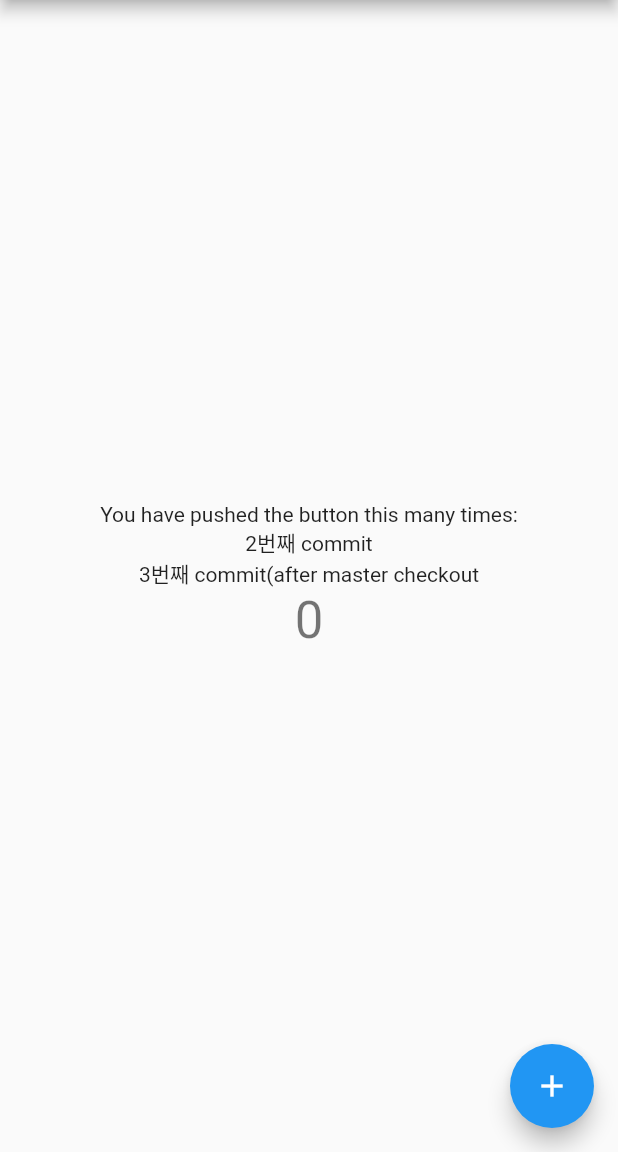
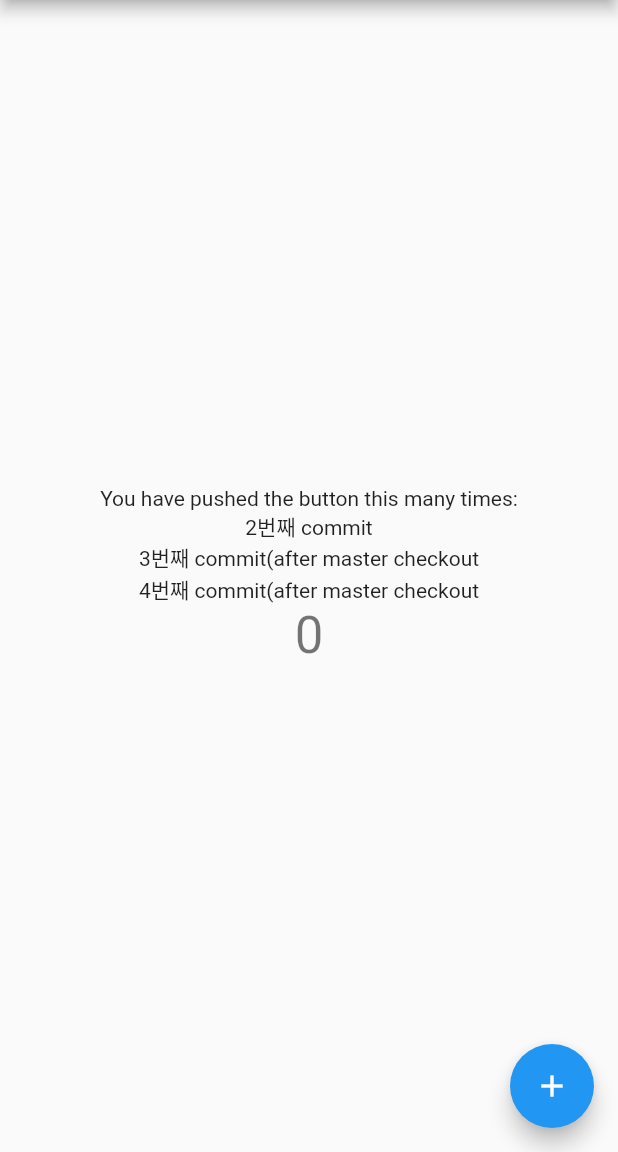
Before and after one commit to bigmsg/flutter_git_branch_test, a Flutter app: the screen it shows after launch, on a phone screen of 412 x 824 dp, the part 84-1236 px from its top. Run offline on Flutter 3.47's test engine with Material 2 defaults, Android fonts, the phone set to English and light mode, and no system bars.

```diff
--- a/lib/main.dart
+++ b/lib/main.dart
@@ -89,6 +89,7 @@ class _MyHomePageState extends State<MyHomePage> {
             ),
             Text('2번째 commit'),
             Text('3번째 commit(after master checkout'),
+            Text('4번째 commit(after master checkout'),
             Text(
               '$_counter',
               style: Theme.of(context).textTheme.headline4,
```
